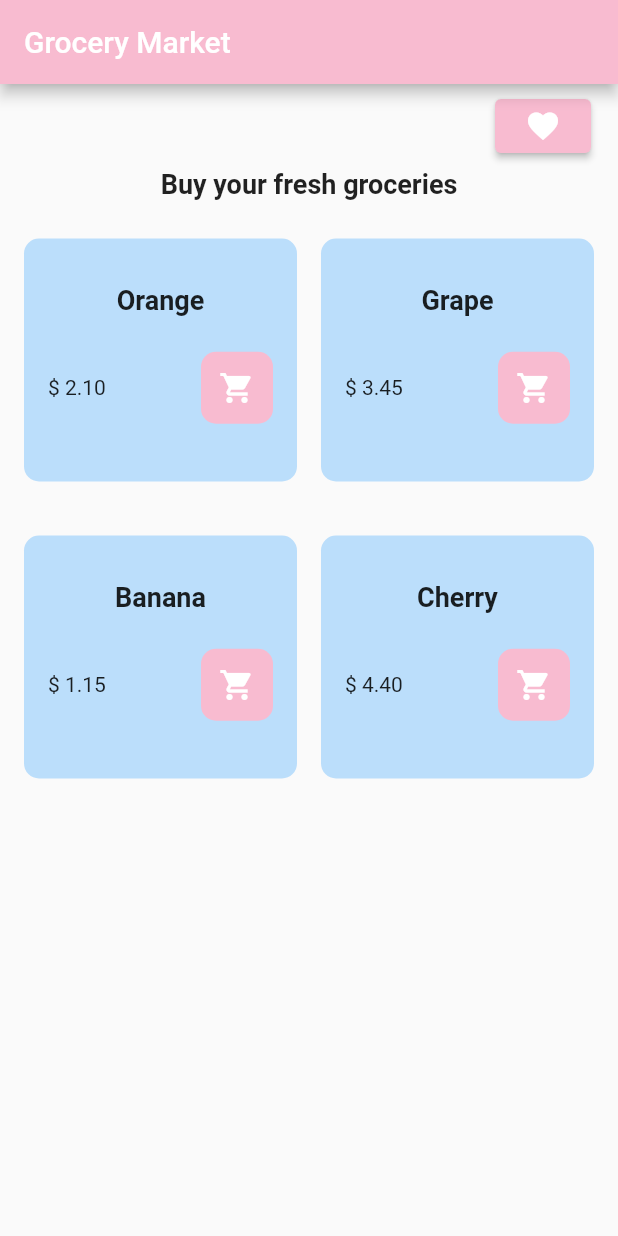
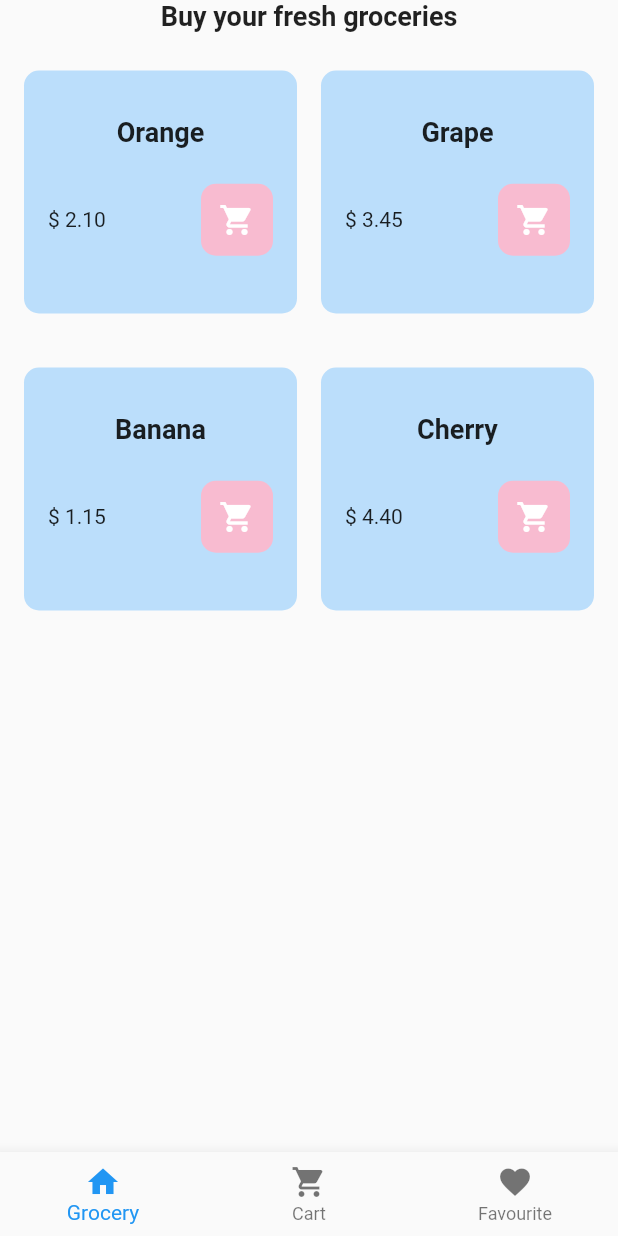
Before and after one commit to juliakowalikk/grocery-cubit, a Flutter app: the screen it shows after launch, on a phone screen of 412 x 824 dp. Run offline on Flutter 3.47's test engine with Material 2 defaults, Android fonts, the phone set to English and light mode, and no system bars; our stand-ins replace equatable, flutter_bloc.

Commit message:
Add BottomNavigationBar

```diff
--- a/lib/cubit/grocery_cubit.dart
+++ b/lib/cubit/grocery_cubit.dart
@@ -61,7 +61,6 @@ class GroceryCubit extends Cubit<GroceryState> {
 
   void removeFromFavourite(int index) {
     favouriteProducts.removeAt(index);
-    print(favouriteProducts);
     emit(GroceryInitial(
         cartProducts, state.allProducts, favouriteProducts, totalPrice));
   }
--- a/lib/main.dart
+++ b/lib/main.dart
@@ -4,7 +4,7 @@ import 'package:grocery_cubit/cubit/grocery_cubit.dart';
 import 'package:grocery_cubit/pages/home_page/home_page.dart';
 
 void main() {
-  runApp(MyApp());
+  runApp(const MyApp());
 }
 
 class MyApp extends StatelessWidget {
@@ -15,7 +15,7 @@ class MyApp extends StatelessWidget {
   @override
   Widget build(BuildContext context) => BlocProvider(
         create: (_) => GroceryCubit(),
-        child: MaterialApp(
+        child: const MaterialApp(
           home: HomePage(),
         ),
       );
--- a/lib/pages/cart_page/cart_page.dart
+++ b/lib/pages/cart_page/cart_page.dart
@@ -15,10 +15,14 @@ class CartPage extends StatelessWidget {
         ),
         body: BlocBuilder<GroceryCubit, GroceryState>(
           builder: (context, state) {
-            return Column(
+            return SafeArea(
+              child: Padding(
+                padding: const EdgeInsets.all(8.0),
+                child: Column(
                   children: [
                     const CartPageListView(),
-                Text('Total price: \$ ${state.totalPrice.toStringAsFixed(2)}'),
+                    Text(
+                        'Total price: \$ ${state.totalPrice.toStringAsFixed(2)}'),
                     Text(
                         'You have ${state.cartProducts.length} items in your cart'),
                     ElevatedButton(
@@ -26,7 +30,8 @@ class CartPage extends StatelessWidget {
                       style: ElevatedButton.styleFrom(
                           backgroundColor: Colors.blue.shade100),
                       child: const Padding(
-                    padding: EdgeInsets.symmetric(horizontal: 30, vertical: 15),
+                        padding:
+                            EdgeInsets.symmetric(horizontal: 30, vertical: 15),
                         child: Text('Buy'),
                       ),
                     ),
@@ -37,8 +42,10 @@ class CartPage extends StatelessWidget {
                         onTap: () =>
                             context.read<GroceryCubit>().removeAllProducts(),
                       ),
-                )
+                    ),
                   ],
+                ),
+              ),
             );
           },
         ),
--- /dev/null
+++ b/lib/pages/grocery_page/grocery_page.dart
@@ -0,0 +1,50 @@
+import 'package:flutter/material.dart';
+import 'package:flutter_bloc/flutter_bloc.dart';
+import 'package:grocery_cubit/cubit/grocery_cubit.dart';
+import 'package:grocery_cubit/cubit/grocery_state.dart';
+import 'package:grocery_cubit/pages/grocery_page/widgets/grocery_page_product_tile.dart';
+import 'package:grocery_cubit/pages/style/app_typography.dart';
+
+class GroceryPage extends StatefulWidget {
+  const GroceryPage({
+    super.key,
+  });
+
+  @override
+  State<GroceryPage> createState() => _HomePageState();
+}
+
+class _HomePageState extends State<GroceryPage> {
+  @override
+  Widget build(BuildContext context) => BlocBuilder<GroceryCubit, GroceryState>(
+        builder: (context, state) {
+          return SafeArea(
+            child: Column(
+              children: [
+                Text(
+                  'Buy your fresh groceries',
+                  style: AppTypography.style1,
+                ),
+                Padding(
+                  padding: const EdgeInsets.all(8.0),
+                  child: GridView.builder(
+                    shrinkWrap: true,
+                    itemCount: state.allProducts.length,
+                    itemBuilder: (context, index) => Container(
+                        margin: const EdgeInsets.symmetric(vertical: 10),
+                        width: double.infinity,
+                        child: Padding(
+                          padding: const EdgeInsets.all(8.0),
+                          child: ProductTile(product: state.allProducts[index]),
+                        )),
+                    gridDelegate:
+                        const SliverGridDelegateWithFixedCrossAxisCount(
+                            crossAxisCount: 2),
+                  ),
+                ),
+              ],
+            ),
+          );
+        },
+      );
+}
--- a/lib/pages/home_page/home_page.dart
+++ b/lib/pages/home_page/home_page.dart
@@ -2,74 +2,50 @@ import 'package:flutter/material.dart';
 import 'package:flutter_bloc/flutter_bloc.dart';
 import 'package:grocery_cubit/cubit/grocery_cubit.dart';
 import 'package:grocery_cubit/cubit/grocery_state.dart';
+import 'package:grocery_cubit/pages/cart_page/cart_page.dart';
 import 'package:grocery_cubit/pages/favourite_page/favourite_page.dart';
-import 'package:grocery_cubit/pages/home_page/widgets/home_page_product_tile.dart';
-import 'package:grocery_cubit/pages/style/app_typography.dart';
+import 'package:grocery_cubit/pages/grocery_page/grocery_page.dart';
+
+List<Widget> bodies = const [
+  GroceryPage(),
+  CartPage(),
+  FavouritePage(),
+];
 
 class HomePage extends StatefulWidget {
-  const HomePage({
-    super.key,
-  });
+  const HomePage({super.key});
 
   @override
   State<HomePage> createState() => _HomePageState();
 }
 
 class _HomePageState extends State<HomePage> {
+  int currentIndex = 0;
   @override
-  Widget build(BuildContext context) => Scaffold(
-        appBar: AppBar(
-          backgroundColor: Colors.pink.shade100,
-          title: const Text('Grocery Market'),
-        ),
-        body: BlocBuilder<GroceryCubit, GroceryState>(
+  Widget build(BuildContext context) {
+    return BlocBuilder<GroceryCubit, GroceryState>(
       builder: (context, state) {
-            return Column(
-              children: [
-                Row(
-                  mainAxisAlignment: MainAxisAlignment.end,
-                  children: [
-                    Padding(
-                      padding: const EdgeInsets.symmetric(
-                          vertical: 4, horizontal: 18),
-                      child: ElevatedButton(
-                        style: ElevatedButton.styleFrom(
-                            backgroundColor: Colors.pink.shade100),
-                        onPressed: () {
-                          Navigator.push(
-                              context,
-                              MaterialPageRoute(
-                                  builder: (context) => const FavouritePage()));
-                        },
-                        child: const Icon(Icons.favorite),
-                      ),
-                    )
+        return Scaffold(
+          bottomNavigationBar: BottomNavigationBar(
+            currentIndex: currentIndex,
+            onTap: _onItemTapped,
+            items: const [
+              BottomNavigationBarItem(icon: Icon(Icons.home), label: 'Grocery'),
+              BottomNavigationBarItem(
+                  icon: Icon(Icons.shopping_cart), label: 'Cart'),
+              BottomNavigationBarItem(
+                  icon: Icon(Icons.favorite), label: 'Favourite'),
             ],
           ),
-                Text(
-                  'Buy your fresh groceries',
-                  style: AppTypography.style1,
-                ),
-                Padding(
-                  padding: const EdgeInsets.all(8.0),
-                  child: GridView.builder(
-                    shrinkWrap: true,
-                    itemCount: state.allProducts.length,
-                    itemBuilder: (context, index) => Container(
-                        margin: const EdgeInsets.symmetric(vertical: 10),
-                        width: double.infinity,
-                        child: Padding(
-                          padding: const EdgeInsets.all(8.0),
-                          child: ProductTile(product: state.allProducts[index]),
-                        )),
-                    gridDelegate:
-                        const SliverGridDelegateWithFixedCrossAxisCount(
-                            crossAxisCount: 2),
-                  ),
-                ),
-              ],
+          body: bodies[currentIndex],
         );
       },
-        ),
     );
   }
+
+  void _onItemTapped(int index) {
+    setState(() {
+      currentIndex = index;
+    });
+  }
+}
```
Also changed, not shown: lib/pages/grocery_page/widgets/grocery_page_product_tile.dart (renamed from lib/pages/home_page/widgets/home_page_product_tile.dart). Lines whose indentation alone changed are shown as unchanged.
